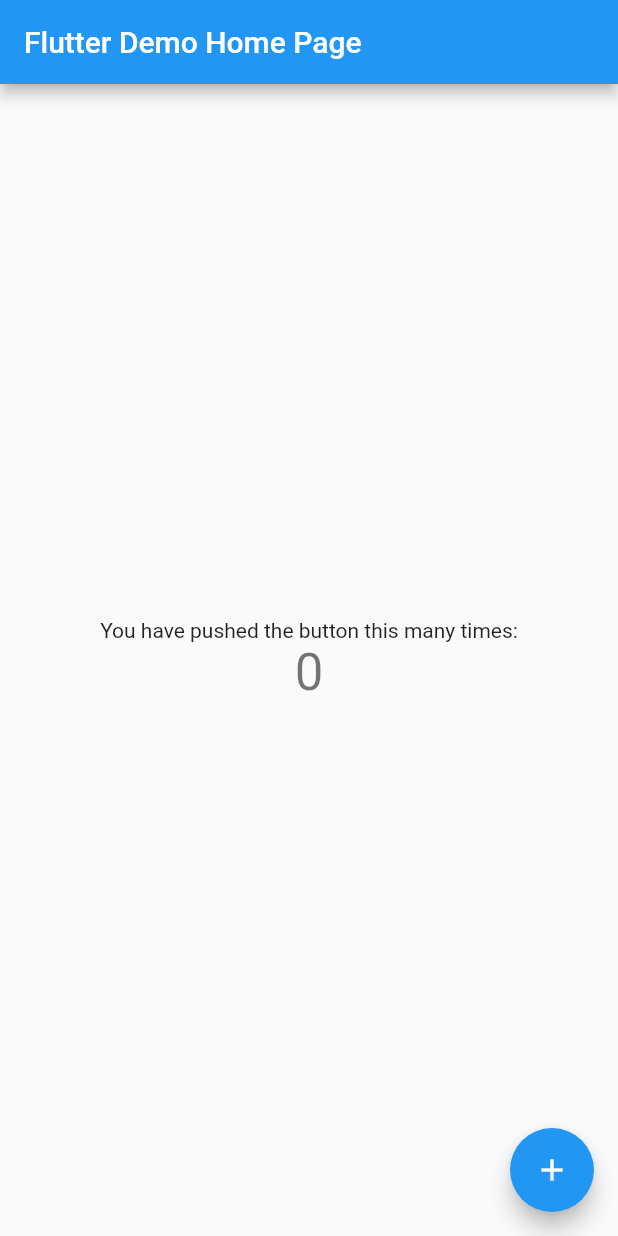
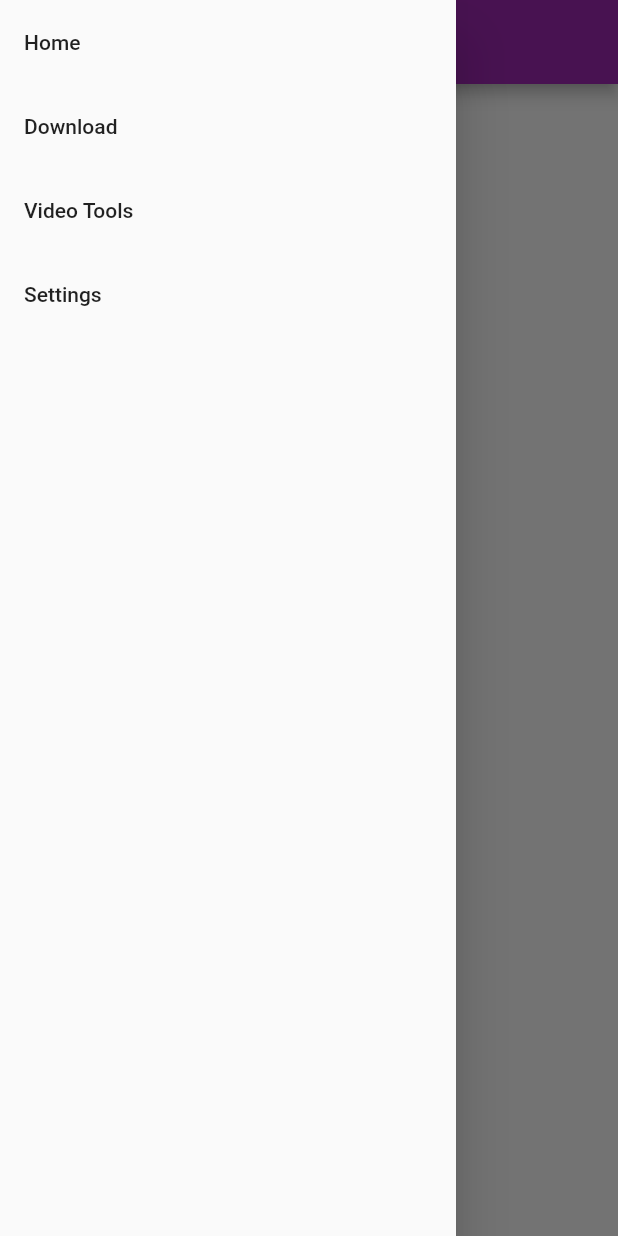
Before and after one commit to jordan-johnson/MediaDrip, a Flutter app: the screen it shows after launch, with the side drawer open (before the commit the screen has no drawer), on a phone screen of 412 x 824 dp. Run offline on Flutter 3.47's test engine with Material 2 defaults, Android fonts, the phone set to English and light mode, and no system bars.

Commit message:
Navigation setup

```diff
--- a/src/lib/main.dart
+++ b/src/lib/main.dart
@@ -1,111 +1,17 @@
 import 'package:flutter/material.dart';
+import 'pages/home.dart';
 
-void main() => runApp(MyApp());
+void main() => runApp(MediaDrip());
 
-class MyApp extends StatelessWidget {
-  // This widget is the root of your application.
+class MediaDrip extends StatelessWidget {
   @override
   Widget build(BuildContext context) {
     return MaterialApp(
-      title: 'Flutter Demo',
+      title: 'MediaDrip',
       theme: ThemeData(
-        // This is the theme of your application.
-        //
-        // Try running your application with "flutter run". You'll see the
-        // application has a blue toolbar. Then, without quitting the app, try
-        // changing the primarySwatch below to Colors.green and then invoke
-        // "hot reload" (press "r" in the console where you ran "flutter run",
-        // or simply save your changes to "hot reload" in a Flutter IDE).
-        // Notice that the counter didn't reset back to zero; the application
-        // is not restarted.
-        primarySwatch: Colors.blue,
+        primarySwatch: Colors.purple,
       ),
-      home: MyHomePage(title: 'Flutter Demo Home Page'),
+      home: HomePage(title: 'MediaDrip'),
     );
   }
 }
-
-class MyHomePage extends StatefulWidget {
-  MyHomePage({Key key, this.title}) : super(key: key);
-
-  // This widget is the home page of your application. It is stateful, meaning
-  // that it has a State object (defined below) that contains fields that affect
-  // how it looks.
-
-  // This class is the configuration for the state. It holds the values (in this
-  // case the title) provided by the parent (in this case the App widget) and
-  // used by the build method of the State. Fields in a Widget subclass are
-  // always marked "final".
-
-  final String title;
-
-  @override
-  _MyHomePageState createState() => _MyHomePageState();
-}
-
-class _MyHomePageState extends State<MyHomePage> {
-  int _counter = 0;
-
-  void _incrementCounter() {
-    setState(() {
-      // This call to setState tells the Flutter framework that something has
-      // changed in this State, which causes it to rerun the build method below
-      // so that the display can reflect the updated values. If we changed
-      // _counter without calling setState(), then the build method would not be
-      // called again, and so nothing would appear to happen.
-      _counter++;
-    });
-  }
-
-  @override
-  Widget build(BuildContext context) {
-    // This method is rerun every time setState is called, for instance as done
-    // by the _incrementCounter method above.
-    //
-    // The Flutter framework has been optimized to make rerunning build methods
-    // fast, so that you can just rebuild anything that needs updating rather
-    // than having to individually change instances of widgets.
-    return Scaffold(
-      appBar: AppBar(
-        // Here we take the value from the MyHomePage object that was created by
-        // the App.build method, and use it to set our appbar title.
-        title: Text(widget.title),
-      ),
-      body: Center(
-        // Center is a layout widget. It takes a single child and positions it
-        // in the middle of the parent.
-        child: Column(
-          // Column is also layout widget. It takes a list of children and
-          // arranges them vertically. By default, it sizes itself to fit its
-          // children horizontally, and tries to be as tall as its parent.
-          //
-          // Invoke "debug painting" (press "p" in the console, choose the
-          // "Toggle Debug Paint" action from the Flutter Inspector in Android
-          // Studio, or the "Toggle Debug Paint" command in Visual Studio Code)
-          // to see the wireframe for each widget.
-          //
-          // Column has various properties to control how it sizes itself and
-          // how it positions its children. Here we use mainAxisAlignment to
-          // center the children vertically; the main axis here is the vertical
-          // axis because Columns are vertical (the cross axis would be
-          // horizontal).
-          mainAxisAlignment: MainAxisAlignment.center,
-          children: <Widget>[
-            Text(
-              'You have pushed the button this many times:',
-            ),
-            Text(
-              '$_counter',
-              style: Theme.of(context).textTheme.display1,
-            ),
-          ],
-        ),
-      ),
-      floatingActionButton: FloatingActionButton(
-        onPressed: _incrementCounter,
-        tooltip: 'Increment',
-        child: Icon(Icons.add),
-      ), // This trailing comma makes auto-formatting nicer for build methods.
-    );
-  }
-}
--- /dev/null
+++ b/src/lib/pages/home.dart
@@ -0,0 +1,34 @@
+import 'package:flutter/material.dart';
+import '../widgets/dripNavigation.dart';
+
+class HomePage extends StatefulWidget {
+  HomePage({Key key, this.title}) : super(key: key);
+
+  final String title;
+
+  @override
+  HomePageState createState() => HomePageState();
+}
+
+class HomePageState extends State<HomePage> {
+
+  @override
+  Widget build(BuildContext context) {
+    return Scaffold(
+      appBar: AppBar(
+        title: Text(widget.title)
+      ),
+      body: Column(
+        children: <Widget>[
+          Text(
+            'Testing',
+            style: Theme.of(context).textTheme.display1,
+          )
+        ]
+      ),
+      drawer: Drawer(
+        child: DripNavigation()
+      )
+    );
+  }
+}
--- /dev/null
+++ b/src/lib/widgets/dripNavigation.dart
@@ -0,0 +1,16 @@
+import 'package:flutter/material.dart';
+import 'dripNavigationList.dart';
+
+class DripNavigation extends Drawer {
+  @override
+  Widget build(BuildContext context) {
+    return DripNavigationList(
+      items: <DripNavigationItem>[
+        DripNavigationItem(label: 'Home', route: 'home'),
+        DripNavigationItem(label: 'Download', route: 'download'),
+        DripNavigationItem(label: 'Video Tools', route: 'tools'),
+        DripNavigationItem(label: 'Settings', route: 'settings')
+      ]
+    );
+  }
+}
--- /dev/null
+++ b/src/lib/widgets/dripNavigationList.dart
@@ -0,0 +1,20 @@
+import 'package:flutter/material.dart';
+import 'dripNavigationItem.dart';
+
+export 'dripNavigationItem.dart';
+
+class DripNavigationList extends StatelessWidget {
+  final List<DripNavigationItem> items;
+
+  const DripNavigationList({
+    Key key,
+    this.items
+  }) : super(key: key);
+
+  @override
+  Widget build(BuildContext context) {
+    return ListView(
+      children: items
+    );
+  }
+}
```
Also changed, not shown: src/lib/widgets/dripNavigationItem.dart (added, +16 -0 lines).
